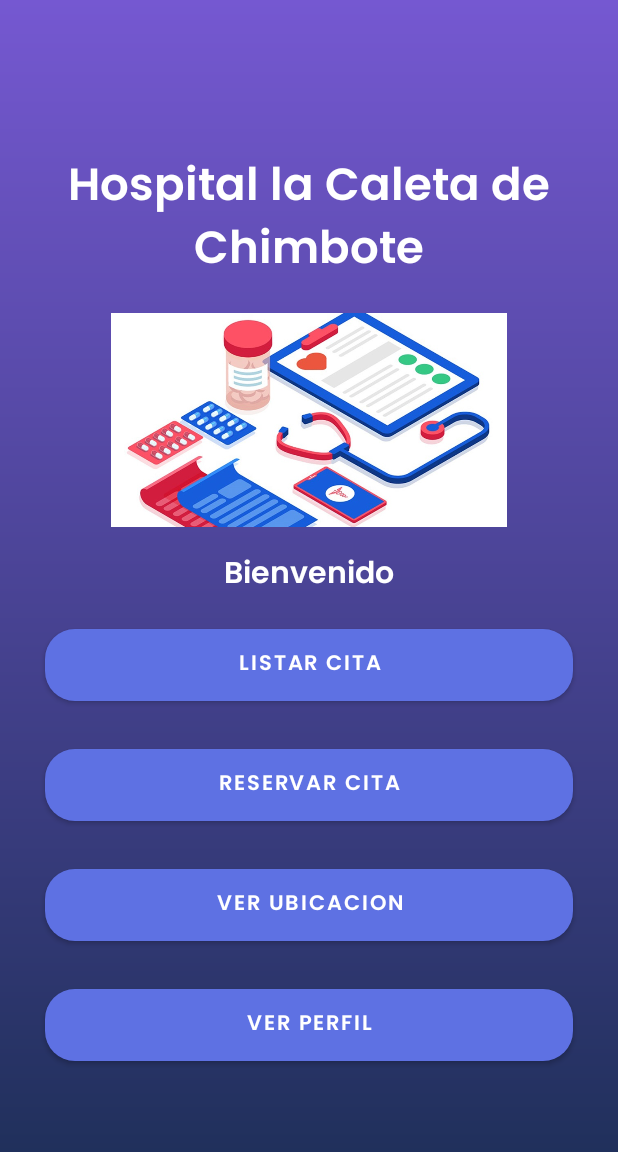
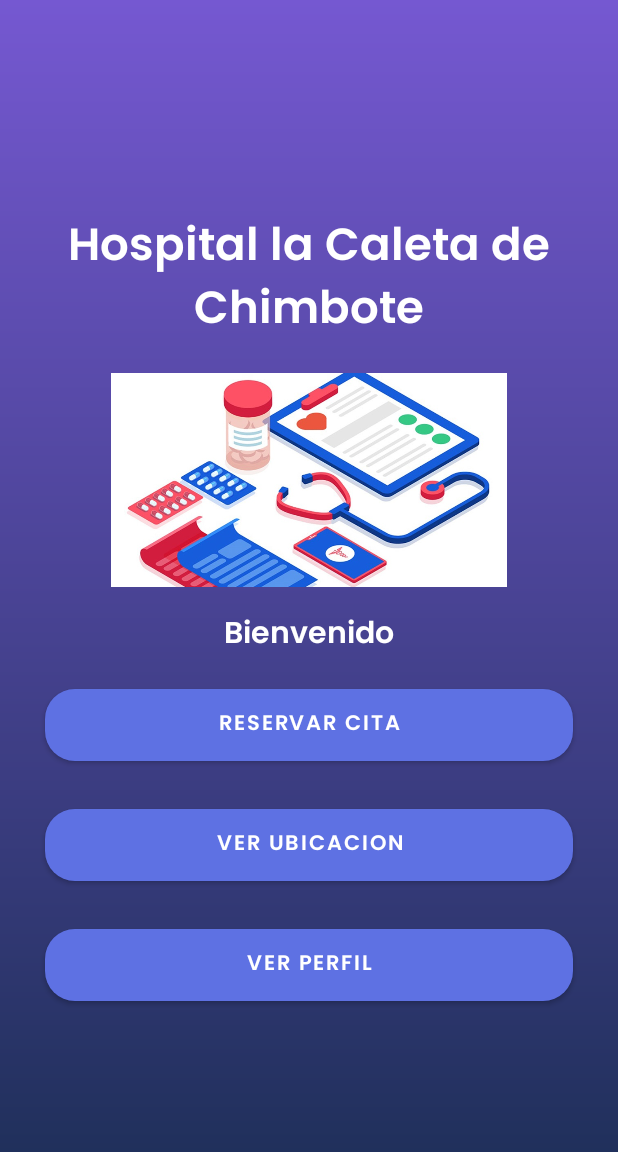
Before and after one commit to SergioAvalosH/Citas-Medicas, an Android app: the layout fragment_home.xml on its own in the app's theme, with its tools: preview values and no code run, on a phone screen of 412 x 824 dp. Shown: the top 1152 px of the screen. Run offline under Robolectric (Android 15) with nearby library versions, the phone set to English and light mode, and no system bars.

Commit message:
Hice unos cuantos cambis

```diff
--- a/app/src/main/AndroidManifest.xml
+++ b/app/src/main/AndroidManifest.xml
@@ -17,8 +17,7 @@
             android:exported="true" />
         <activity android:name=".view.ui.activity.LoginAdmin" />
         <activity
-            android:name=".view.ui.activity.PerfilPacienteActivity"
-            android:parentActivityName=".view.ui.activity.PacienteActivity" />
+            android:name=".view.ui.activity.PerfilPacienteActivity" />
         <activity android:name=".view.ui.activity.ElecLogeo" />
         <activity
             android:name=".view.ui.activity.EditProfileManager"
@@ -28,8 +27,7 @@
             android:exported="true" />
         <activity android:name=".view.ui.activity.RegisterPacient" />
         <activity
-            android:name=".view.ui.activity.CrearCitaActivity"
-            android:parentActivityName=".view.ui.activity.PacienteActivity" />
+            android:name=".view.ui.activity.CrearCitaActivity" />
         <activity
             android:name=".view.ui.activity.UbicacionActivity"
             android:parentActivityName=".view.ui.activity.PacienteActivity" />
--- a/app/src/main/res/layout/fragment_home.xml
+++ b/app/src/main/res/layout/fragment_home.xml
@@ -56,16 +56,6 @@
             android:orientation="vertical">
 
             <Button
-                android:id="@+id/crearCitaPaciente"
-                android:layout_width="match_parent"
-                android:layout_height="60dp"
-                android:layout_margin="10dp"
-                android:fontFamily="@font/poppins_semibold"
-                app:backgroundTint="@color/f_letra"
-                android:text="Listar cita"
-                app:cornerRadius="20dp" />
-
-            <Button
                 android:id="@+id/ListarCitaPaciente"
                 android:layout_width="match_parent"
                 android:layout_height="60dp"
```
